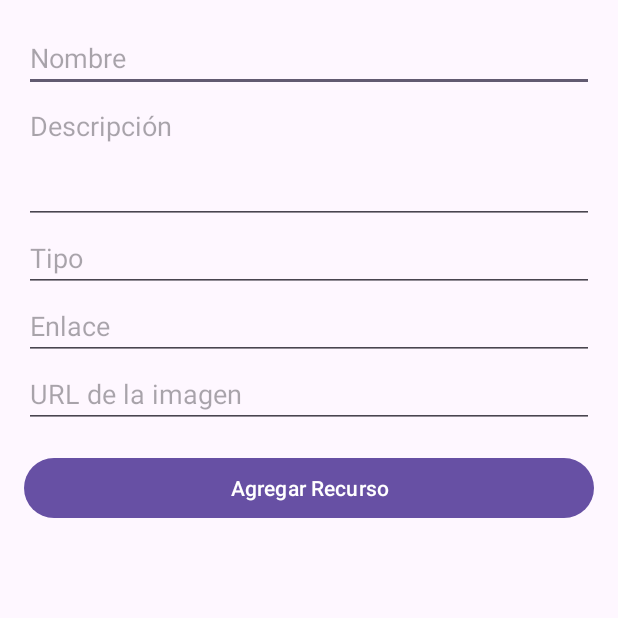
After one commit to DiegoIsma/DesafioPractico3_DSM, an Android app: the AddRecursoActivity screen opened directly, with no data from a screen before it, on a phone screen of 412 x 824 dp, the top half of it. The commit adds this screen. Run offline under Robolectric (Android 15) with nearby library versions, the phone set to English and light mode, and no system bars.

Commit message:
Proyecto_Semifinal

```diff
--- a/app/src/main/AndroidManifest.xml
+++ b/app/src/main/AndroidManifest.xml
@@ -13,6 +13,8 @@
         android:theme="@style/Theme.RecursosAprendizaje"
         tools:targetApi="31">
         <activity android:name=".EditRecursoActivity"></activity>
+        <activity android:name=".AddRecursoActivity" />
+
         <activity
             android:name=".MainActivity"
             android:exported="true">
--- /dev/null
+++ b/app/src/main/java/com/example/recursosaprendizaje/AddRecursoActivity.kt
@@ -0,0 +1,95 @@
+package com.example.recursosaprendizaje
+
+import android.annotation.SuppressLint
+import android.os.Bundle
+import android.util.Log
+import android.widget.Button
+import android.widget.EditText
+import android.widget.Toast
+import androidx.appcompat.app.AppCompatActivity
+
+import okhttp3.ResponseBody
+import retrofit2.Call
+import retrofit2.Callback
+import retrofit2.Response
+import retrofit2.Retrofit
+import retrofit2.converter.gson.GsonConverterFactory
+
+class AddRecursoActivity : AppCompatActivity() {
+    private lateinit var apiService: ApiService
+
+    private lateinit var editName: EditText
+    private lateinit var editDescription: EditText
+    private lateinit var editTipo: EditText
+    private lateinit var editEnlace: EditText
+    private lateinit var editImagen: EditText
+    private lateinit var buttonAdd: Button
+
+    @SuppressLint("MissingInflatedId")
+    override fun onCreate(savedInstanceState: Bundle?) {
+        super.onCreate(savedInstanceState)
+        setContentView(R.layout.activity_add_recurso)
+
+        // Inicializar vistas
+        editName = findViewById(R.id.editName)
+        editDescription = findViewById(R.id.editDescription)
+        editTipo = findViewById(R.id.editTipo)
+        editEnlace = findViewById(R.id.editEnlace)
+        editImagen = findViewById(R.id.editImagen)
+        buttonAdd = findViewById(R.id.buttonAdd)
+
+        // Configurar Retrofit
+        val retrofit = Retrofit.Builder()
+            .baseUrl("https://6701b49fb52042b542d86557.mockapi.io/")
+            .addConverterFactory(GsonConverterFactory.create())
+            .build()
+        apiService = retrofit.create(ApiService::class.java)
+
+        // Configurar el botón de agregar
+        buttonAdd.setOnClickListener {
+            agregarRecurso()
+        }
+    }
+
+    private fun agregarRecurso() {
+        val name = editName.text.toString().trim()
+        val description = editDescription.text.toString().trim()
+        val tipo = editTipo.text.toString().trim()
+        val enlace = editEnlace.text.toString().trim()
+        val imagen = editImagen.text.toString().trim()
+
+        // Validar campos
+        if (name.isEmpty() || description.isEmpty() || tipo.isEmpty() || enlace.isEmpty() || imagen.isEmpty()) {
+            Toast.makeText(this, "Por favor, completa todos los campos", Toast.LENGTH_SHORT).show()
+            return
+        }
+
+        // Crear objeto Recurso
+        val nuevoRecurso = Recurso(
+            name = name,
+            description = description,
+            tipo = tipo,
+            enlace = enlace,
+            imagen = imagen,
+            id = "" // La API generará el ID
+        )
+
+        // Realizar la petición POST
+        apiService.addRecurso(nuevoRecurso).enqueue(object : Callback<Recurso> {
+            override fun onResponse(call: Call<Recurso>, response: Response<Recurso>) {
+                if (response.isSuccessful) {
+                    Toast.makeText(this@AddRecursoActivity, "Recurso añadido correctamente", Toast.LENGTH_SHORT).show()
+                    finish() // Cerrar la actividad y regresar a MainActivity
+                } else {
+                    Toast.makeText(this@AddRecursoActivity, "Error al añadir el recurso: ${response.code()}", Toast.LENGTH_SHORT).show()
+                    Log.e("AddRecursoActivity", "Error en la respuesta: ${response.code()}")
+                }
+            }
+
+            override fun onFailure(call: Call<Recurso>, t: Throwable) {
+                Toast.makeText(this@AddRecursoActivity, "Fallo en la conexión: ${t.message}", Toast.LENGTH_SHORT).show()
+                Log.e("AddRecursoActivity", "Error al añadir recurso", t)
+            }
+        })
+    }
+}
--- /dev/null
+++ b/app/src/main/res/drawable/baseline_add_24.xml
@@ -0,0 +1,5 @@
+<vector xmlns:android="http://schemas.android.com/apk/res/android" android:height="24dp" android:tint="#000000" android:viewportHeight="24" android:viewportWidth="24" android:width="24dp">
+
+    <path android:fillColor="@android:color/white" android:pathData="M19,13h-6v6h-2v-6H5v-2h6V5h2v6h6v2z"/>
+
+</vector>
--- /dev/null
+++ b/app/src/main/res/layout/activity_add_recurso.xml
@@ -0,0 +1,57 @@
+<?xml version="1.0" encoding="utf-8"?>
+<ScrollView xmlns:android="http://schemas.android.com/apk/res/android"
+    android:layout_width="match_parent"
+    android:layout_height="match_parent"
+    android:padding="16dp">
+
+    <LinearLayout
+        android:orientation="vertical"
+        android:layout_width="match_parent"
+        android:layout_height="wrap_content">
+
+        <EditText
+            android:id="@+id/editName"
+            android:layout_width="match_parent"
+            android:layout_height="wrap_content"
+            android:hint="Nombre"
+            android:inputType="textPersonName" />
+
+        <EditText
+            android:id="@+id/editDescription"
+            android:layout_width="match_parent"
+            android:layout_height="wrap_content"
+            android:hint="Descripción"
+            android:inputType="textMultiLine"
+            android:lines="3"
+            android:gravity="top" />
+
+        <EditText
+            android:id="@+id/editTipo"
+            android:layout_width="match_parent"
+            android:layout_height="wrap_content"
+            android:hint="Tipo"
+            android:inputType="textPersonName" />
+
+        <EditText
+            android:id="@+id/editEnlace"
+            android:layout_width="match_parent"
+            android:layout_height="wrap_content"
+            android:hint="Enlace"
+            android:inputType="textUri" />
+
+        <EditText
+            android:id="@+id/editImagen"
+            android:layout_width="match_parent"
+            android:layout_height="wrap_content"
+            android:hint="URL de la imagen"
+            android:inputType="textUri" />
+
+        <Button
+            android:id="@+id/buttonAdd"
+            android:layout_width="match_parent"
+            android:layout_height="wrap_content"
+            android:text="Agregar Recurso"
+            android:layout_marginTop="16dp" />
+
+    </LinearLayout>
+</ScrollView>
```
Also changed, not shown: app/src/main/java/com/example/recursosaprendizaje/MainActivity.kt (+16 -5 lines), app/src/main/res/layout/activity_main.xml (+11 -0 lines).
